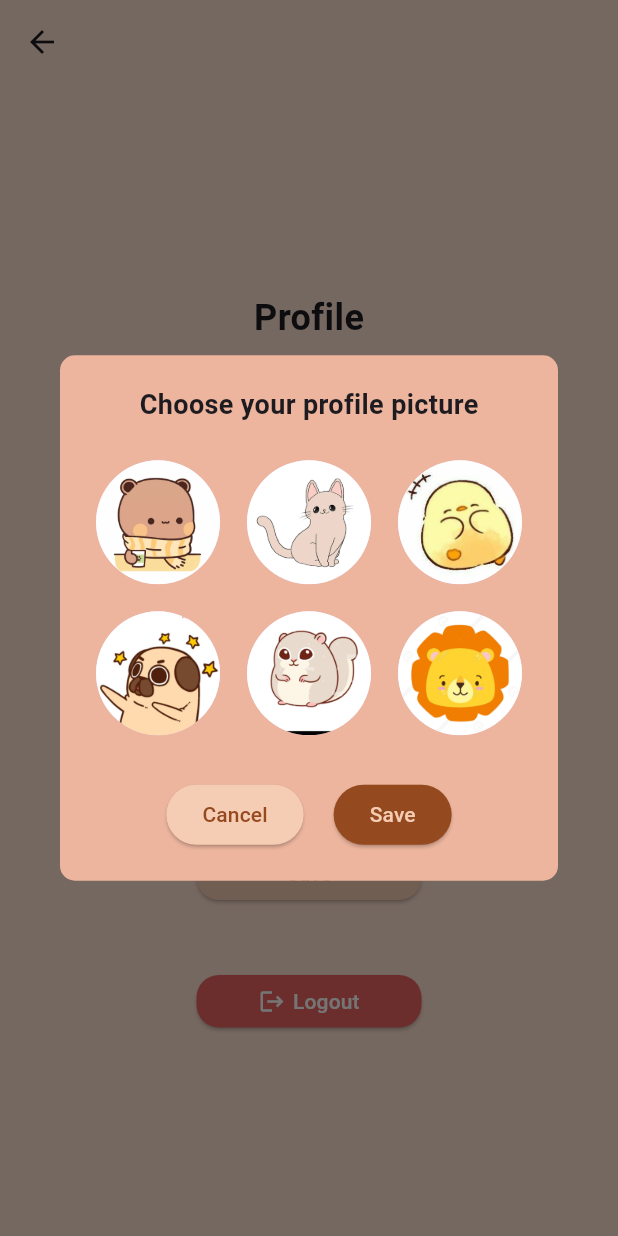
After one commit to JAKEYSLINKY/CoinyApp, a Flutter app: the ProfileScreen screen opened directly, after a tap on the "edit" icon, on a phone screen of 412 x 824 dp. The commit adds this screen. Run offline on Flutter 3.47's test engine with Material 3 defaults, Android fonts, the phone set to English and light mode, and no system bars; our stand-ins replace fl_chart, jwt_decoder, shared_preferences; accounts and stored records are empty.

Commit message:
[ADD] profile(page), chooseProfile(dialog) , [UPDATE] main

```diff
--- /dev/null
+++ b/coiny_frontend/lib/components/chooseProfile.dart
@@ -0,0 +1,148 @@
+import 'package:flutter/material.dart';
+
+class ProfilePictureDialog extends StatefulWidget {
+  @override
+  _ProfilePictureDialogState createState() => _ProfilePictureDialogState();
+}
+
+class _ProfilePictureDialogState extends State<ProfilePictureDialog> {
+  int selectedIndex = -1; // Initially no picture selected
+
+  final List<String> profilePictures = [
+    'assets/bear.jpg',
+    'assets/cat.jpg',
+    'assets/chick.jpg',
+    'assets/dog.jpg',
+    'assets/squirrel.jpg',
+    'assets/lion.jpg',
+  ];
+
+  @override
+  Widget build(BuildContext context) {
+    return Dialog(
+      shape: RoundedRectangleBorder(
+        borderRadius: BorderRadius.circular(10.0),
+      ),
+      elevation: 0.0,
+      backgroundColor: Colors.transparent,
+      child: contentBox(context),
+    );
+
+  }
+
+  contentBox(context) {
+    return Container(
+      padding: EdgeInsets.all(20.0),
+      decoration: BoxDecoration(
+        shape: BoxShape.rectangle,
+        color: Color(0xFFEDB59E),
+        borderRadius: BorderRadius.circular(10.0),
+      ),
+      child: Column(
+        mainAxisSize: MainAxisSize.min,
+        children: <Widget>[
+          Text(
+            "Choose your profile picture",
+            style: TextStyle(
+              fontSize: 18.0,
+              fontWeight: FontWeight.bold,
+            ),
+          ),
+          SizedBox(height: 20.0),
+          GridView.builder(
+            shrinkWrap: true,
+            gridDelegate: SliverGridDelegateWithFixedCrossAxisCount(
+              crossAxisCount: 3,
+              childAspectRatio: 1, // Ensure each grid item is a square
+              crossAxisSpacing: 10.0,
+              mainAxisSpacing: 10.0,
+            ),
+            itemCount: profilePictures.length,
+            itemBuilder: (BuildContext context, int index) {
+              // Load profile picture from assets
+              return GestureDetector(
+                onTap: () {
+                  setState(() {
+                    selectedIndex = index; // Update selected index
+                  });
+                },
+                child: Container(
+                  decoration: BoxDecoration(
+                    border: Border.all(
+                      color: selectedIndex == index ? Color(0xFF95491E) : Colors.transparent,
+                      width: 4.0,
+                    ),
+                    borderRadius: BorderRadius.circular(70), // Half of avatar radius
+                  ),
+                  child: CircleAvatar(
+                    radius: 35, // 70 / 2
+                    backgroundImage: AssetImage(profilePictures[index]),
+                  ),
+                ),
+              );
+            },
+          ),
+          SizedBox(height: 25.0),
+          Row(
+            mainAxisAlignment: MainAxisAlignment.center,
+            children: [
+              ElevatedButton(
+                onPressed: () {
+                  Navigator.of(context).pop(); // Close dialog on cancel
+                },
+                style: ButtonStyle(
+                  backgroundColor: MaterialStateProperty.all<Color>(Color(0xFFF5CCB4)), // background color
+                  foregroundColor: MaterialStateProperty.all<Color>(Color(0xFF95491E)), // text color
+                ),
+                child: Text("Cancel"),
+              ),
+              SizedBox(width: 20),
+              ElevatedButton(
+                onPressed: () {
+                  // Perform save action here
+                  if (selectedIndex != -1) {
+                    print("Selected profile picture index: $selectedIndex");
+                  } else {
+                    print("No profile picture selected");
+                  }
+                },
+                style: ButtonStyle(
+                  backgroundColor: MaterialStateProperty.all<Color>(Color(0xFF95491E)), // background color
+                  foregroundColor: MaterialStateProperty.all<Color>(Color(0xFFF5CCB4)), // text color
+                ),
+                child: Text("Save"),
+              ),
+            ],
+          ),
+        ],
+      ),
+    );
+  }
+}
+
+void main() {
+  runApp(MaterialApp(
+    home: Scaffold(
+      appBar: AppBar(
+        title: Text("Profile Picture Dialog"),
+      ),
+      body: Center(
+        child: Builder(
+          builder: (BuildContext context) {
+            return ElevatedButton(
+              onPressed: () {
+                showDialog(
+                  context: context,
+                  builder: (BuildContext context) {
+                    return ProfilePictureDialog();
+                  },
+                );
+              },
+              child: Text("Show Profile Picture Dialog"),
+            );
+          },
+        ),
+      ),
+    ),
+  ));
+}
--- a/coiny_frontend/lib/main.dart
+++ b/coiny_frontend/lib/main.dart
@@ -1,4 +1,5 @@
 import 'package:coiny_frontend/components/profile.dart';
+import 'package:coiny_frontend/pages/profile.dart';
 import 'package:flutter/material.dart';
 import 'package:flutter/widgets.dart';
 import 'pages/home.dart';
@@ -144,21 +145,25 @@ class _MyAppState extends State<MyApp> {
                   padding: const EdgeInsets.only(top: 8, right: 30),
                   child: GestureDetector(
                     onTap: () {
-                      ProfileDialog profileDialog = ProfileDialog(
-                        token: widget.token,
-                        onTokenChanged: (String newToken) {
-                          setState(() {
-                            widget.token = newToken;
-                            _loggedIn = false;
-                          });
-                        },
-                      );
-                      showDialog(
-                        context: context,
-                        builder: (BuildContext context) {
-                          return profileDialog;
-                        },
-                      );
+                      // ProfileDialog profileDialog = ProfileDialog(
+                      //   token: widget.token,
+                      //   onTokenChanged: (String newToken) {
+                      //     setState(() {
+                      //       widget.token = newToken;
+                      //       _loggedIn = false;
+                      //     });
+                      //   },
+                      // );
+                      // showDialog(
+                      //   context: context,
+                      //   builder: (BuildContext context) {
+                      //     return profileDialog;
+                      //   },
+                      // );
+                      Navigator.push(
+        context,
+        MaterialPageRoute(builder: (context) => ProfilePage()),
+      );
                     },
                     child: ClipOval(
                       child: Image.asset(
--- /dev/null
+++ b/coiny_frontend/lib/pages/profile.dart
@@ -0,0 +1,167 @@
+import 'package:coiny_frontend/components/chooseProfile.dart';
+import 'package:flutter/material.dart';
+
+void main() {
+  runApp(ProfilePage());
+}
+
+class ProfilePage extends StatelessWidget {
+  @override
+  Widget build(BuildContext context) {
+    return ProfileScreen(onBack: () {
+      Navigator.of(context).pop(); // Navigate back to the previous page
+    });
+  }
+}
+
+class ProfileScreen extends StatefulWidget {
+  final Function() onBack;
+
+  ProfileScreen({required this.onBack});
+
+  @override
+  _ProfileScreenState createState() => _ProfileScreenState();
+}
+
+class _ProfileScreenState extends State<ProfileScreen> {
+  String _name = '';
+
+  @override
+  Widget build(BuildContext context) {
+    return Scaffold(
+      backgroundColor: Color(0xFFFFE2D2),
+      appBar: AppBar(
+        backgroundColor: Color(0xFFE2D2),
+        elevation: 0,
+        leading: IconButton(
+          icon: Icon(Icons.arrow_back),
+          onPressed: widget.onBack,
+        ),
+      ),
+      body: Center(
+        child: Column(
+          mainAxisAlignment: MainAxisAlignment.center,
+          children: <Widget>[
+            Text(
+              'Profile',
+              style: TextStyle(
+                fontSize: 24,
+                fontWeight: FontWeight.bold,
+              ),
+            ),
+            SizedBox(height: 40),
+            Stack(
+              children: [
+                CircleAvatar(
+                  radius: 90,
+                  // You can replace the AssetImage with your profile image
+                  backgroundImage: AssetImage('assets/profile.jpg'),
+                ),
+                Positioned(
+                  bottom: 0,
+                  right: 0,
+                  child: Container(
+                    decoration: BoxDecoration(
+                      shape: BoxShape.circle,
+                      color:
+                          Colors.white, // Background color of the pencil icon
+                    ),
+                    padding:
+                        EdgeInsets.all(5), // Padding around the pencil icon
+                    child: IconButton(
+                      icon: Icon(Icons.edit, color: Color(0xFF95491E)),
+                      onPressed: () {
+                        showDialog(
+                          context: context,
+                          builder: (BuildContext context) {
+                            return ProfilePictureDialog();
+                          },
+                        );
+                      },
+                    ),
+                  ),
+                ),
+              ],
+            ),
+            SizedBox(height: 40),
+            Padding(
+              padding: const EdgeInsets.symmetric(horizontal: 40),
+              child: TextField(
+                style:
+                    TextStyle(color: Colors.black), // Set text color to black
+                decoration: InputDecoration(
+                  labelText: 'Name',
+                  filled: true, // Set to true to fill the background with white
+                  fillColor: Color(0xFFFFF3EC), // Set the fill color to white
+                  border: OutlineInputBorder(
+                    borderRadius: BorderRadius.circular(15.0),
+                    borderSide: BorderSide.none, // Remove the border
+                  ),
+                ),
+                onChanged: (value) {
+                  setState(() {
+                    _name = value;
+                  });
+                },
+              ),
+            ),
+            SizedBox(height: 20),
+            SizedBox(
+              width: 150, // Adjust width as needed
+              height: 35,
+              child: ElevatedButton(
+                onPressed: () {
+                  // Save button logic
+                  print('Name saved: $_name');
+                },
+                child: Text('Save'),
+                style: ButtonStyle(
+                  backgroundColor: MaterialStateProperty.all<Color>(
+                      Color(0xFFF5CCB4)), // Change background color
+                  foregroundColor: MaterialStateProperty.all<Color>(
+                      Color(0xFF95491E)), // Change text color
+                  shape: MaterialStateProperty.all<RoundedRectangleBorder>(
+                    RoundedRectangleBorder(
+                      borderRadius: BorderRadius.circular(15.0),
+                    ),
+                  ),
+                ),
+              ),
+            ),
+            SizedBox(height: 50),
+            SizedBox(
+              width: 150,
+              height: 35,
+              child: ElevatedButton(
+                onPressed: () {
+                  // Logout button logic
+                  print('Logged out');
+                },
+                child: Row(
+                  mainAxisAlignment: MainAxisAlignment.center,
+                  children: [
+                    Icon(Icons.logout, color: Colors.white), // Icon
+                    SizedBox(width: 5), // Add some space between icon and text
+                    Text(
+                      'Logout',
+                      style: TextStyle(color: Colors.white),
+                    ),
+                  ],
+                ),
+                style: ButtonStyle(
+                  backgroundColor: MaterialStateProperty.all<Color>(
+                      Color(0xFFEB6363)), // Background color
+                  shape: MaterialStateProperty.all<RoundedRectangleBorder>(
+                    RoundedRectangleBorder(
+                      borderRadius: BorderRadius.circular(15.0),
+                    ),
+                  ),
+                ),
+              ),
+            ),
+          ],
+        ),
+      ),
+    );
+  }
+}
```
